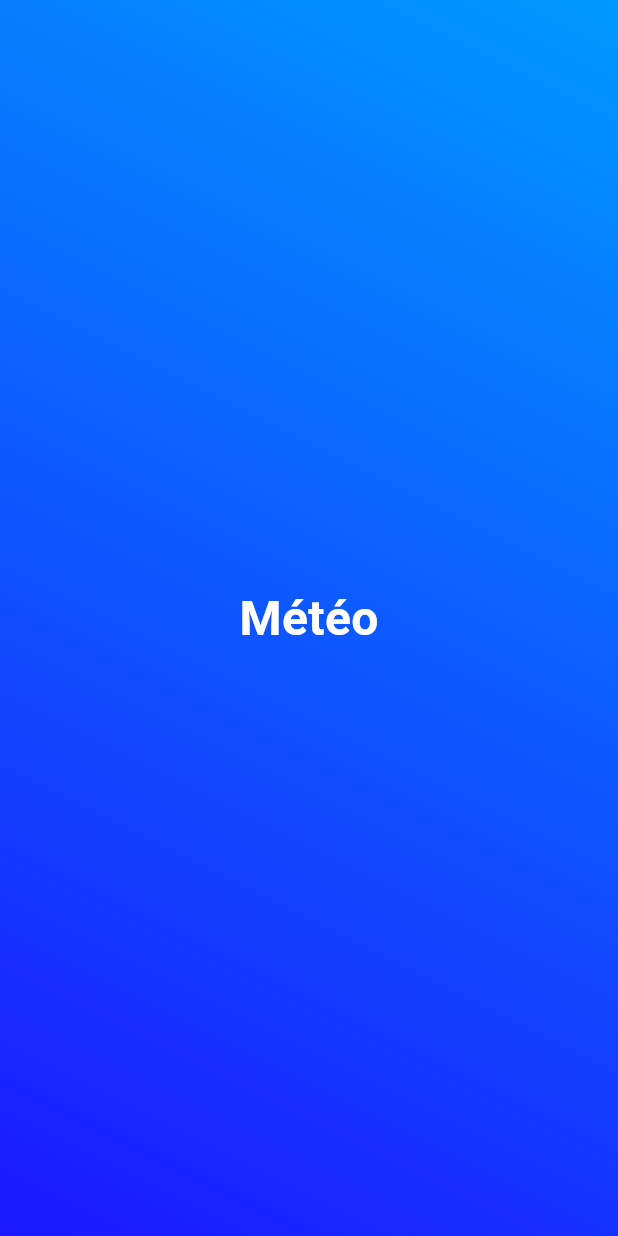
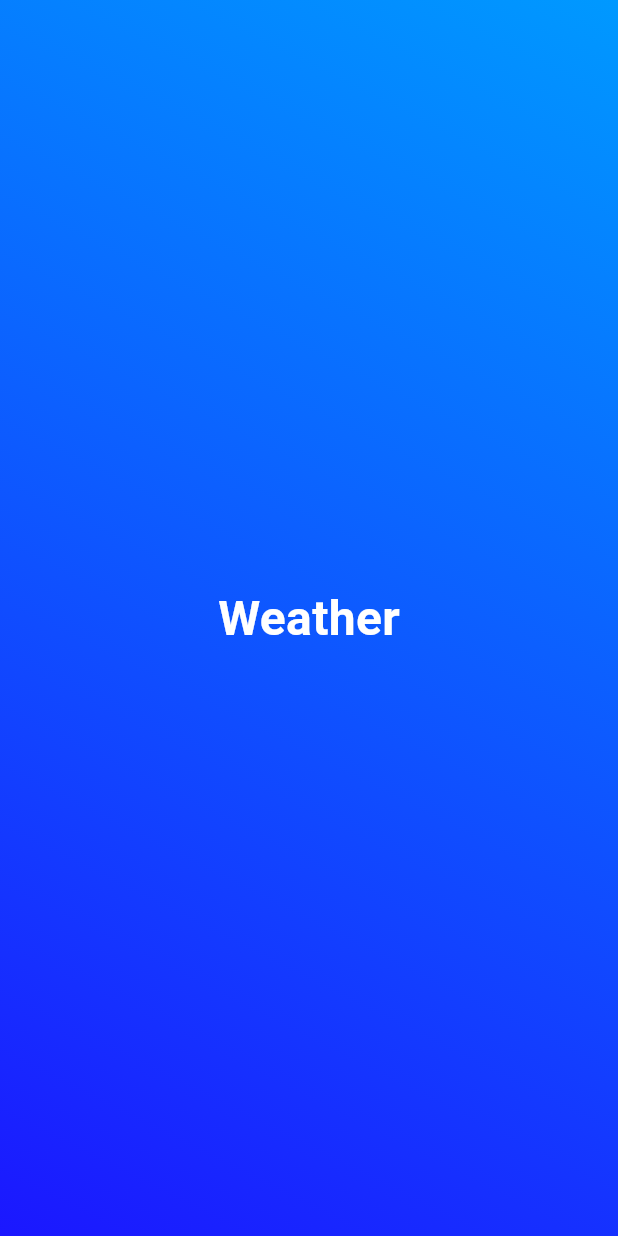
Before and after one commit to Fenysk/1_flutter_dice_app, a Flutter app: the screen it shows after launch, on a phone screen of 412 x 824 dp. Run offline on Flutter 3.47's test engine with Material 3 defaults, Android fonts, the phone set to English and light mode, and no system bars.

Commit message:
👔 Use Instance Variables (properties)

```diff
--- a/lib/loading_page.dart
+++ b/lib/loading_page.dart
@@ -21,7 +21,7 @@ class LoadingPage extends StatelessWidget {
         ),
       ),
       child: const Center(
-        child: StyledText(),
+        child: StyledText('Weather'),
       ),
     );
   }
--- a/lib/styled_text.dart
+++ b/lib/styled_text.dart
@@ -1,13 +1,15 @@
 import 'package:flutter/material.dart';
 
 class StyledText extends StatelessWidget {
-  const StyledText({super.key});
+  const StyledText(this.text, {super.key});
+
+  final String text;
 
   @override
   Widget build(BuildContext context) {
-    return const Text(
-      'Météo',
-      style: TextStyle(
+    return Text(
+      text,
+      style: const TextStyle(
         color: Colors.white,
         fontWeight: FontWeight.bold,
         fontSize: 32,
```
